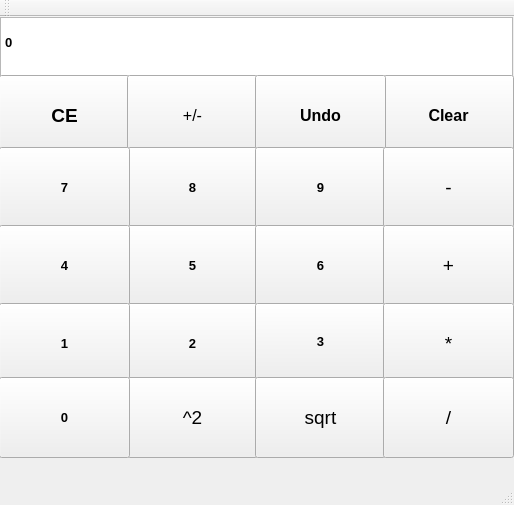
This is SummerWar/Calculator/mainwindow.ui in denslaz/StudentCpp as Qt 5 draws it before an edit. The edited form follows.
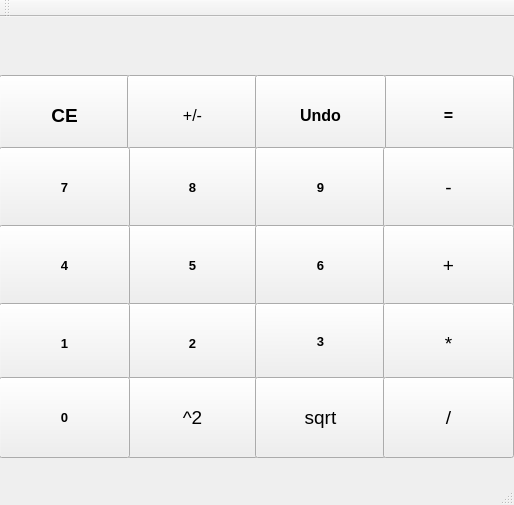
This is the edited form.

```diff
--- a/SummerWar/Calculator/mainwindow.ui
+++ b/SummerWar/Calculator/mainwindow.ui
@@ -14,24 +14,6 @@
    <string>MainWindow</string>
   </property>
   <widget class="QWidget" name="centralWidget">
-   <widget class="QTextBrowser" name="vivod">
-    <property name="geometry">
-     <rect>
-      <x>0</x>
-      <y>0</y>
-      <width>513</width>
-      <height>61</height>
-     </rect>
-    </property>
-    <property name="html">
-     <string>&lt;!DOCTYPE HTML PUBLIC &quot;-//W3C//DTD HTML 4.0//EN&quot; &quot;http://www.w3.org/TR/REC-html40/strict.dtd&quot;&gt;
-&lt;html&gt;&lt;head&gt;&lt;meta name=&quot;qrichtext&quot; content=&quot;1&quot; /&gt;&lt;style type=&quot;text/css&quot;&gt;
-p, li { white-space: pre-wrap; }
-&lt;/style&gt;&lt;/head&gt;&lt;body style=&quot; font-family:'MS Shell Dlg 2'; font-size:7.8pt; font-weight:400; font-style:normal;&quot;&gt;
-&lt;p style=&quot;-qt-paragraph-type:empty; margin-top:0px; margin-bottom:0px; margin-left:0px; margin-right:0px; -qt-block-indent:0; text-indent:0px;&quot;&gt;&lt;br /&gt;&lt;/p&gt;
-&lt;p style=&quot; margin-top:0px; margin-bottom:0px; margin-left:0px; margin-right:0px; -qt-block-indent:0; text-indent:0px;&quot;&gt;&lt;span style=&quot; font-size:10pt; font-weight:600;&quot;&gt;0&lt;/span&gt;&lt;/p&gt;&lt;/body&gt;&lt;/html&gt;</string>
-    </property>
-   </widget>
    <widget class="QPushButton" name="clear_2">
     <property name="geometry">
      <rect>
@@ -87,7 +69,7 @@
      </font>
     </property>
     <property name="text">
-     <string>Clear</string>
+     <string>=</string>
     </property>
    </widget>
    <widget class="QPushButton" name="undo">
@@ -418,6 +400,19 @@
      <string>0</string>
     </property>
    </widget>
+   <widget class="QLabel" name="vivod">
+    <property name="geometry">
+     <rect>
+      <x>4</x>
+      <y>-1</y>
+      <width>511</width>
+      <height>61</height>
+     </rect>
+    </property>
+    <property name="text">
+     <string/>
+    </property>
+   </widget>
   </widget>
   <widget class="QMenuBar" name="menuBar">
    <property name="geometry">
```
Left out of the diff: 2 changed lines with no effect on the pictures.
